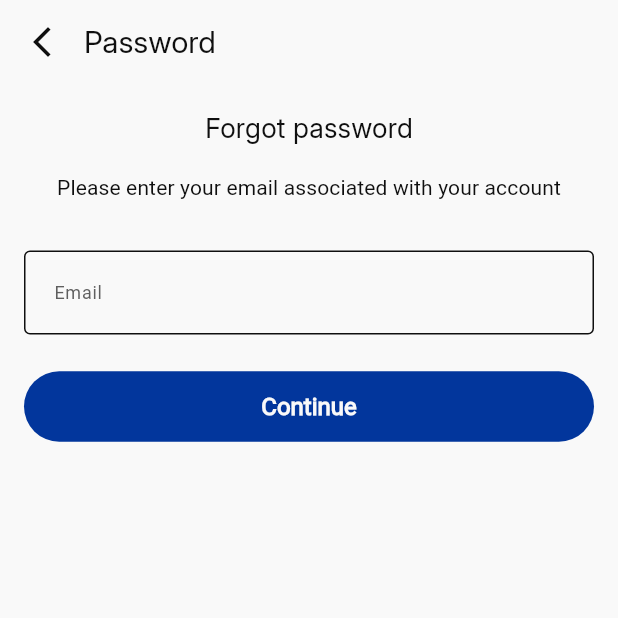
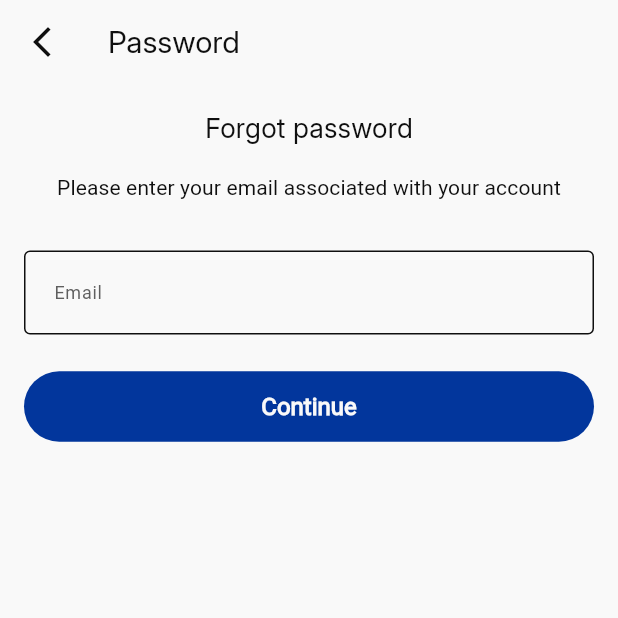
Before and after one commit to ahmedelazab1220/online_exam_app, a Flutter app: the screen it shows after launch, after a tap on "Forgot password", on a phone screen of 412 x 824 dp, the top half of it. Run offline on Flutter 3.47's test engine with Material 3 defaults, Android fonts, the phone set to English and light mode, and no system bars; our stand-ins replace easy_localization.

Commit message:
refactor: remove CustomAppBar and replace with standard AppBar in auth views.

```diff
--- a/lib/core/shared_widgets/custom_app_bar.dart
+++ /dev/null
@@ -1,43 +0,0 @@
-import 'package:flutter/material.dart';
-
-class CustomAppBar extends StatelessWidget implements PreferredSizeWidget {
-  final bool isExistBackButton;
-  final String? title;
-  final Color? color;
-
-  const CustomAppBar({
-    super.key,
-    this.isExistBackButton = false,
-    this.title,
-    this.color,
-  });
-
-  @override
-  Widget build(BuildContext context) {
-    return AppBar(
-      titleSpacing: 0.0,
-      leading: isExistBackButton
-          ? InkWell(
-              onTap: () {
-                Navigator.pop(context);
-              },
-              child: const Icon(Icons.arrow_back_ios_new),
-            )
-          : null,
-      title: title != null
-          ? Padding(
-              padding: EdgeInsets.only(left: isExistBackButton ? 0 : 16.0),
-              child: Text(
-                title!,
-                style: Theme.of(context).appBarTheme.titleTextStyle!.copyWith(
-                      color: color,
-                    ),
-              ),
-            )
-          : null,
-    );
-  }
-
-  @override
-  Size get preferredSize => const Size.fromHeight(kToolbarHeight);
-}
--- a/lib/features/auth/login/presentation/view/login_view.dart
+++ b/lib/features/auth/login/presentation/view/login_view.dart
@@ -1,6 +1,5 @@
 import 'package:flutter/material.dart';
 import 'package:online_exam_app/core/utils/extenstion/translations.dart';
-import '../../../../../core/shared_widgets/custom_app_bar.dart';
 import 'widgets/login_form.dart';
 
 class LoginView extends StatelessWidget {
@@ -9,7 +8,9 @@ class LoginView extends StatelessWidget {
   @override
   Widget build(BuildContext context) {
     return Scaffold(
-      appBar: CustomAppBar(title: context.login),
+      appBar: AppBar(
+        title: Text(context.login),
+      ),
       body: LoginForm(),
     );
   }
--- a/lib/features/auth/login/presentation/view/widgets/do_not_have_an_account_widget.dart
+++ b/lib/features/auth/login/presentation/view/widgets/do_not_have_an_account_widget.dart
@@ -24,6 +24,7 @@ class DonotHaveAnAccountWidget extends StatelessWidget {
             ),
             recognizer: TapGestureRecognizer()
               ..onTap = () {
+                // just for test when add viewModel i'll remove it.
                 Navigator.pushReplacementNamed(context, AppRoutes.signUpRoute);
               },
           ),
--- a/lib/features/auth/login/presentation/view/widgets/login_form.dart
+++ b/lib/features/auth/login/presentation/view/widgets/login_form.dart
@@ -39,12 +39,15 @@ class LoginForm extends StatelessWidget {
                 ),
               ),
               RememberMeAndForgetPasswordWidget(),
-              Padding(
-                padding: const EdgeInsets.only(top: 48.0, bottom: 16.0),
-                child: ElevatedButton(
-                  onPressed: () {},
-                  child: Text(context.login),
-                ),
+              SizedBox(
+                height: 48.0,
+              ),
+              ElevatedButton(
+                onPressed: () {},
+                child: Text(context.login),
+              ),
+              SizedBox(
+                height: 16.0,
               ),
               DonotHaveAnAccountWidget(),
             ],
--- a/lib/features/auth/login/presentation/view/widgets/remember_me_and_forget_password_widget.dart
+++ b/lib/features/auth/login/presentation/view/widgets/remember_me_and_forget_password_widget.dart
@@ -33,12 +33,13 @@ class _RememberMeAndForgetPasswordWidgetState
         Spacer(),
         TextButton(
           onPressed: () {
+            // just for test when add viewModel i'll remove it.
             Navigator.pushNamed(context, AppRoutes.forgetPasswordRoute);
           },
-          style: Theme.of(context).textButtonTheme.style?.copyWith(
-                foregroundColor: WidgetStatePropertyAll(AppColors.black),
-                padding: WidgetStatePropertyAll(EdgeInsets.zero),
-              ),
+          style: TextButton.styleFrom(
+            foregroundColor: AppColors.black,
+            padding: EdgeInsets.zero,
+          ),
           child: Text(context.forgotPassword),
         )
       ],
--- a/lib/features/auth/sign_up/presentation/view/sign_up_view.dart
+++ b/lib/features/auth/sign_up/presentation/view/sign_up_view.dart
@@ -1,5 +1,4 @@
 import 'package:flutter/material.dart';
-import 'package:online_exam_app/core/shared_widgets/custom_app_bar.dart';
 import 'package:online_exam_app/core/utils/extenstion/translations.dart';
 import 'widgets/sign_up_form.dart';
 
@@ -9,7 +8,9 @@ class SignUpView extends StatelessWidget {
   @override
   Widget build(BuildContext context) {
     return Scaffold(
-      appBar: CustomAppBar(title: context.signUp),
+      appBar: AppBar(
+        title: Text(context.signUp),
+      ),
       body: SignUpForm(),
     );
   }
--- a/lib/features/auth/sign_up/presentation/view/widgets/already_have_account_sign_up.dart
+++ b/lib/features/auth/sign_up/presentation/view/widgets/already_have_account_sign_up.dart
@@ -24,6 +24,7 @@ class AlreadyHaveAccountSignUp extends StatelessWidget {
             ),
             recognizer: TapGestureRecognizer()
               ..onTap = () {
+                // just for test when add viewModel i'll remove it.
                 Navigator.pushReplacementNamed(context, AppRoutes.loginRoute);
               },
           ),
--- a/lib/features/auth/sign_up/presentation/view/widgets/sign_up_form.dart
+++ b/lib/features/auth/sign_up/presentation/view/widgets/sign_up_form.dart
@@ -93,12 +93,15 @@ class SignUpForm extends StatelessWidget {
               onTapOutside: (_) =>
                   FocusManager.instance.primaryFocus?.unfocus(),
             ),
-            Padding(
-              padding: const EdgeInsets.only(top: 48.0, bottom: 16.0),
-              child: ElevatedButton(
-                onPressed: () {},
-                child: Text(context.signUp),
-              ),
+            SizedBox(
+              height: 48.0,
+            ),
+            ElevatedButton(
+              onPressed: () {},
+              child: Text(context.signUp),
+            ),
+            SizedBox(
+              height: 16.0,
             ),
             AlreadyHaveAccountSignUp(),
           ],
--- a/lib/features/forget_password/presentation/view/forget_password_view.dart
+++ b/lib/features/forget_password/presentation/view/forget_password_view.dart
@@ -1,6 +1,5 @@
 import 'package:flutter/material.dart';
 import 'package:online_exam_app/core/utils/extenstion/translations.dart';
-import '../../../../core/shared_widgets/custom_app_bar.dart';
 import 'widgets/forget_password_form.dart';
 
 class ForgetPasswordView extends StatelessWidget {
@@ -9,9 +8,15 @@ class ForgetPasswordView extends StatelessWidget {
   @override
   Widget build(BuildContext context) {
     return Scaffold(
-      appBar: CustomAppBar(
-        title: context.password,
-        isExistBackButton: true,
+      appBar: AppBar(
+        title: Text(context.password),
+        leading: InkWell(
+          onTap: () {
+            // just for test when add viewModel i'll remove it.
+            Navigator.pop(context);
+          },
+          child: const Icon(Icons.arrow_back_ios_new),
+        ),
       ),
       body: ForgetPasswordForm(),
     );
--- a/lib/features/forget_password/presentation/view/widgets/forget_password_form.dart
+++ b/lib/features/forget_password/presentation/view/widgets/forget_password_form.dart
@@ -56,6 +56,7 @@ class ForgetPasswordForm extends StatelessWidget {
             ),
             ElevatedButton(
               onPressed: () {
+                // just for test when add viewModel i'll remove it.
                 Navigator.pushNamed(context, AppRoutes.otpVerifyRoute);
               },
               child: Text(context.continueText),
```
